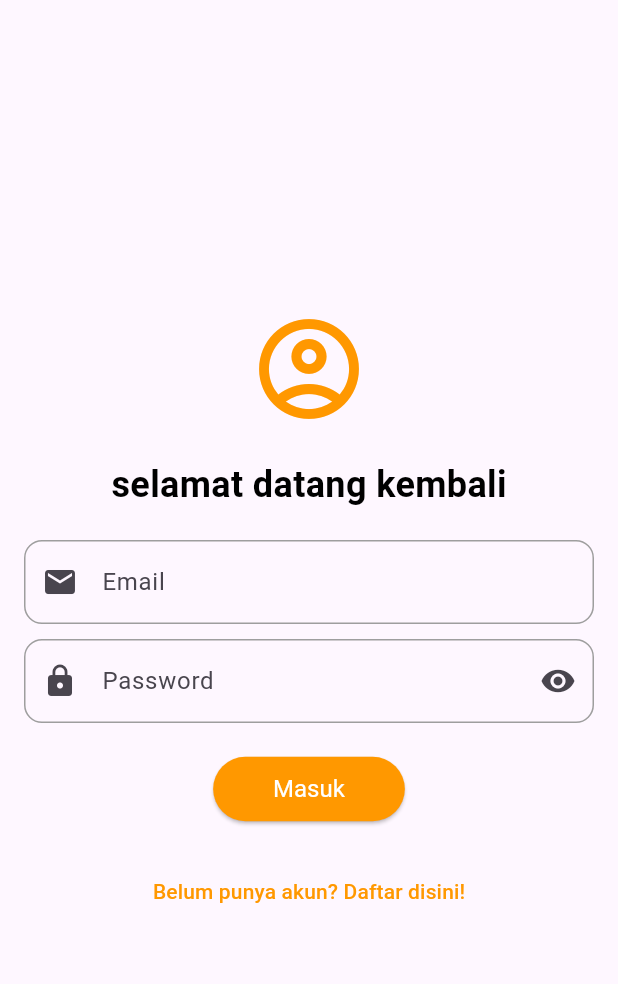
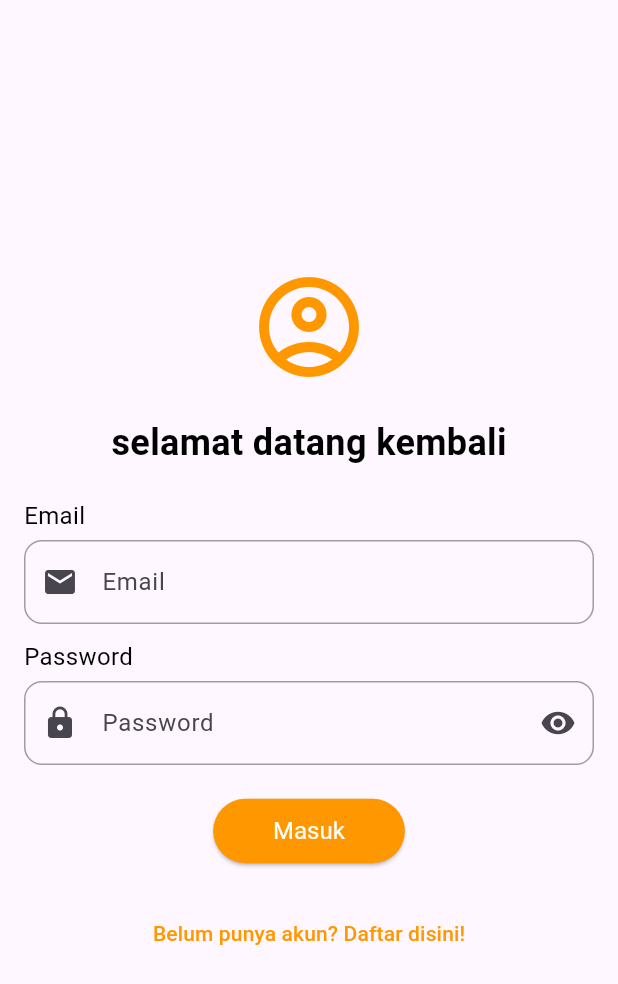
Before and after one commit to azzamaflah/20220140110_UCP1Flutter, a Flutter app: the screen it shows after launch, on a phone screen of 412 x 824 dp. Shown: the top 984 px of the screen. Run offline on Flutter 3.47's test engine with Material 3 defaults, Android fonts, the phone set to English and light mode, and no system bars.

Commit message:
membuat label email dan password

```diff
--- a/lib/LoginPage.dart
+++ b/lib/LoginPage.dart
@@ -47,22 +47,39 @@ class _LoginPageState extends State<LoginPage> {
                   ),
                 ),
                 const SizedBox(height: 20),
+
+              Align(
+                  alignment: Alignment.centerLeft,
+                  child: Text(
+                    'Email',
+                    style: TextStyle(fontSize: 16, color: Colors.black),
+                  ),
+                ),
+
+                const SizedBox(height: 5,),
+
                 // Email Field
                 TextFormField(
                   controller: emailController,
                   decoration: InputDecoration(
                     labelText: 'Email',
                     prefixIcon: const Icon(Icons.email),
-                     border: OutlineInputBorder(
+                    border: OutlineInputBorder(
                       borderRadius: BorderRadius.circular(12.0),
                     ),
                     focusedBorder: OutlineInputBorder(
                       borderRadius: BorderRadius.circular(12.0),
-                      borderSide: const BorderSide(color: Colors.orange, width: 2),
+                      borderSide: const BorderSide(
+                        color: Colors.orange,
+                        width: 2,
+                      ),
                     ),
                     enabledBorder: OutlineInputBorder(
                       borderRadius: BorderRadius.circular(12.0),
-                      borderSide: const BorderSide(color: Colors.grey, width: 1),
+                      borderSide: const BorderSide(
+                        color: Colors.grey,
+                        width: 1,
+                      ),
                     ),
                   ),
                   validator: (value) {
@@ -74,6 +91,15 @@ class _LoginPageState extends State<LoginPage> {
                 ),
                 const SizedBox(height: 10),
 
+                 Align(
+                  alignment: Alignment.centerLeft,
+                  child: Text(
+                    'Password',
+                    style: TextStyle(fontSize: 16, color: Colors.black),
+                  ),
+                ),
+                const SizedBox(height: 5),
+
                 // Password Field
                 TextFormField(
                   controller: passwordController,
@@ -83,8 +109,8 @@ class _LoginPageState extends State<LoginPage> {
                     suffixIcon: Icon(Icons.visibility),
                     border: OutlineInputBorder(
                       borderRadius: BorderRadius.circular(12.0),
-                  ),
-                  focusedBorder: OutlineInputBorder(
+                    ),
+                    focusedBorder: OutlineInputBorder(
                       borderRadius: BorderRadius.circular(12.0),
                       borderSide: BorderSide(color: Colors.orange, width: 2),
                     ),
```
